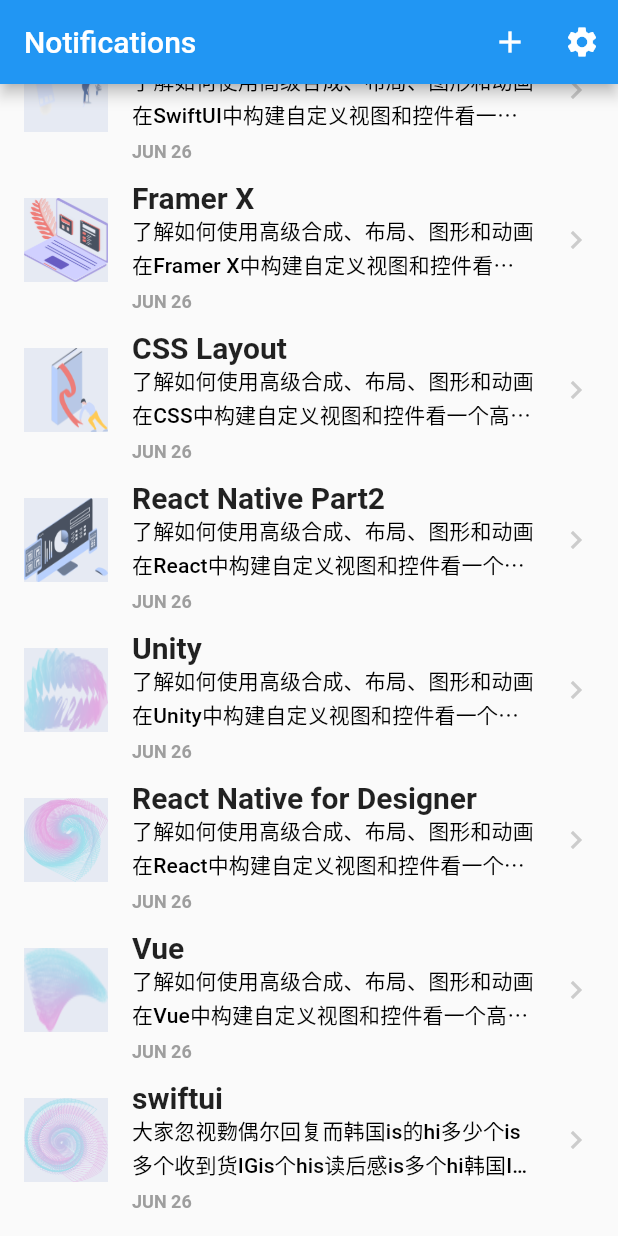
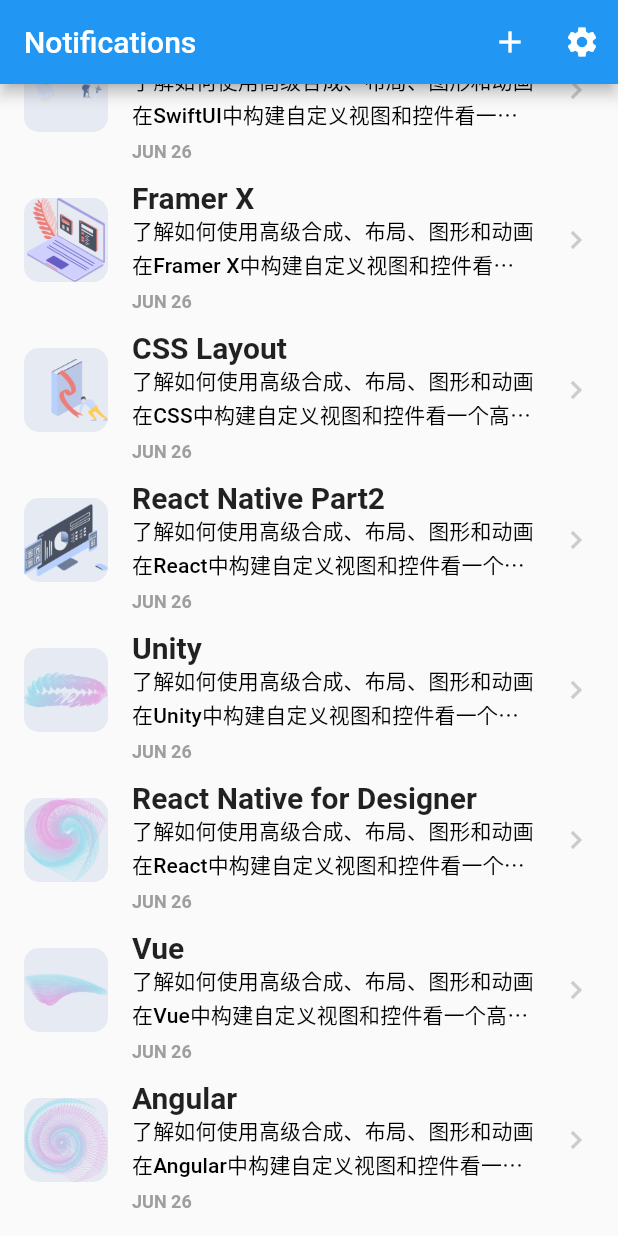
Before and after one commit to GavinHome/flutter_design_code, a Flutter app: the screen it shows after launch, scrolled down 48 dp, on a phone screen of 412 x 824 dp. Run offline on Flutter 3.47's test engine with Material 2 defaults, Android fonts, the light colour scheme and no system bars.

Commit message:
update notification

```diff
--- a/lib/notifications/notification.dart
+++ b/lib/notifications/notification.dart
@@ -65,15 +65,14 @@
       leading: AspectRatio(
         aspectRatio: 1,
         child: Container(
-            width: 80,
-            height: 80,
             decoration: BoxDecoration(
-              color: const Color(0xffe6eaf3),
-              //borderRadius: BorderRadius.circular(20)
-            ),
+                color: const Color(0xffe6eaf3),
+                borderRadius: BorderRadius.circular(10)),
             child: new Image.asset(
               _notification.image,
-              fit: BoxFit.fill,
+              width: 80,
+              height: 80,
+              fit: BoxFit.contain,
             )),
       ),
       title: Text(_notification.title,
@@ -218,7 +217,7 @@
       "JUN 26"),
   NotificationModel(
       "assets/Certificate4.png",
-      "swiftui",
-      "大家忽视覅偶尔回复而韩国is的hi多少个is多个收到货IGis个his读后感is多个hi韩国ID深V出魔抗VBUI欧盟是的归属感就是 属地化工is多个hi是个 是个hi第三帝国会死哦低功耗is电话公司工会",
+      "Angular",
+      "了解如何使用高级合成、布局、图形和动画在Angular中构建自定义视图和控件看一个高性能的演示，可动画控制和观看它在代码中一步一步深入了解迅捷的布局体系",
       "JUN 26"),
 ];
```
